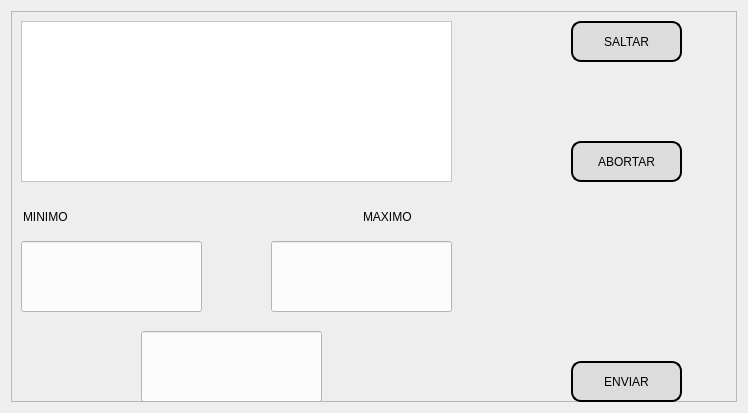
Qt form GUI/IngresoManualNumerico.ui (JuanCruzEmmanuel/TestFrame) before a commit.
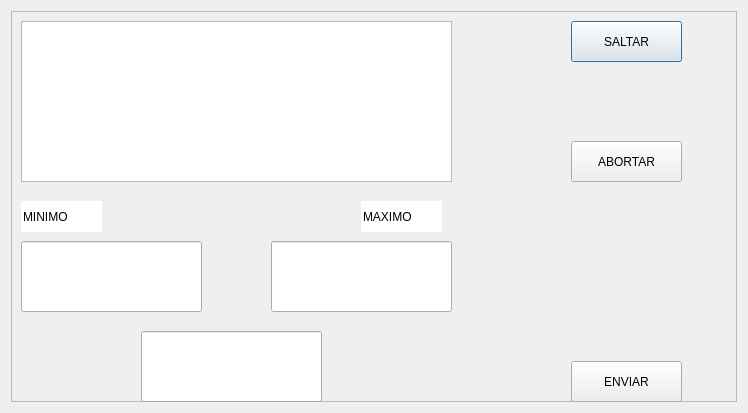
The same form after that commit.

Commit message: Se realizan modificaciones visuales a las UI, con el fin de evitar que hayan cosas rigidas y se puedan establecer estilos desde el codigo

What changed in the file:
```diff
--- a/GUI/IngresoManualNumerico.ui
+++ b/GUI/IngresoManualNumerico.ui
@@ -17,7 +17,7 @@
    <item>
     <widget class="QFrame" name="Contenedor">
      <property name="styleSheet">
-      <string notr="true">background-color: rgb(238, 238, 238);</string>
+      <string notr="true"/>
      </property>
      <property name="frameShape">
       <enum>QFrame::StyledPanel</enum>
@@ -97,13 +97,7 @@
        </rect>
       </property>
       <property name="styleSheet">
-       <string notr="true">
-background-color: rgb(220, 220, 220);
-font: 75 13pt &quot;MS Shell Dlg 2&quot;;
-color: rgb(0, 0, 0);
-
-border : 2px solid black;   
-border-radius : 10px;</string>
+       <string notr="true"/>
       </property>
       <property name="text">
        <string>SALTAR</string>
@@ -119,13 +113,7 @@
        </rect>
       </property>
       <property name="styleSheet">
-       <string notr="true">
-background-color: rgb(220, 220, 220);
-font: 75 13pt &quot;MS Shell Dlg 2&quot;;
-color: rgb(0, 0, 0);
-
-border : 2px solid black;   
-border-radius : 10px;</string>
+       <string notr="true"/>
       </property>
       <property name="text">
        <string>ABORTAR</string>
@@ -173,8 +161,7 @@
        <bool>false</bool>
       </property>
       <property name="styleSheet">
-       <string notr="true">background-color: rgb(252, 252, 252);
-font: 26pt &quot;Arial&quot;;</string>
+       <string notr="true"/>
       </property>
       <property name="text">
        <string/>
@@ -202,8 +189,7 @@
        </rect>
       </property>
       <property name="styleSheet">
-       <string notr="true">background-color: rgb(252, 252, 252);
-font: 26pt &quot;Arial&quot;;</string>
+       <string notr="true"/>
       </property>
       <property name="text">
        <string/>
@@ -219,8 +205,7 @@
        </rect>
       </property>
       <property name="styleSheet">
-       <string notr="true">background-color: rgb(252, 252, 252);
-font: 26pt &quot;Arial&quot;;</string>
+       <string notr="true"/>
       </property>
       <property name="text">
        <string/>
@@ -257,7 +242,7 @@
        <bool>false</bool>
       </property>
       <property name="styleSheet">
-       <string notr="true">font: 75 14pt &quot;MS Shell Dlg 2&quot;;</string>
+       <string notr="true"/>
       </property>
       <property name="text">
        <string>MINIMO</string>
@@ -297,7 +282,7 @@
        <bool>false</bool>
       </property>
       <property name="styleSheet">
-       <string notr="true">font: 75 14pt &quot;MS Shell Dlg 2&quot;;</string>
+       <string notr="true"/>
       </property>
       <property name="text">
        <string>MAXIMO</string>
@@ -316,13 +301,7 @@
        </rect>
       </property>
       <property name="styleSheet">
-       <string notr="true">
-background-color: rgb(220, 220, 220);
-font: 75 13pt &quot;MS Shell Dlg 2&quot;;
-color: rgb(0, 0, 0);
-
-border : 2px solid black;   
-border-radius : 10px;</string>
+       <string notr="true"/>
       </property>
       <property name="text">
        <string>ENVIAR</string>
@@ -338,9 +317,7 @@
        </rect>
       </property>
       <property name="styleSheet">
-       <string notr="true">background-color: rgb(255, 255, 255);
-font: 87 11pt &quot;Arial&quot;;
-color: rgb(0, 0, 0);</string>
+       <string notr="true"/>
       </property>
      </widget>
     </widget>
```
The commit also changes 2 other files.
